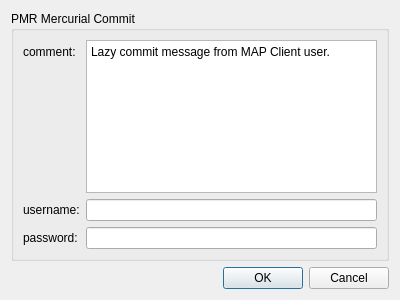
This is mapclient/tools/pmr/qt/pmrhgcommitdialog.ui in MusculoskeletalAtlasProject/mapclient-archived as Qt 5 draws it before an edit. The edited form follows.
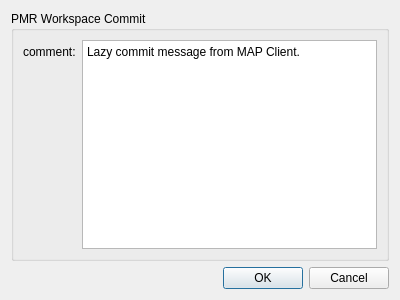
This is the edited form.

Commit message:
Removed username/password fields for commit dialog.
- No longer needed.

The edit to the form file:
```diff
--- a/mapclient/tools/pmr/qt/pmrhgcommitdialog.ui
+++ b/mapclient/tools/pmr/qt/pmrhgcommitdialog.ui
@@ -17,7 +17,7 @@
    <item>
     <widget class="QGroupBox" name="groupBox">
      <property name="title">
-      <string>PMR Mercurial Commit</string>
+      <string>PMR Workspace Commit</string>
      </property>
      <layout class="QFormLayout" name="formLayout">
       <property name="fieldGrowthPolicy">
@@ -36,37 +36,7 @@
       <item row="0" column="1">
        <widget class="QPlainTextEdit" name="commentTextEdit">
         <property name="plainText">
-         <string>Lazy commit message from MAP Client user.</string>
-        </property>
-       </widget>
-      </item>
-      <item row="1" column="0">
-       <widget class="QLabel" name="label">
-        <property name="text">
-         <string>username:</string>
-        </property>
-        <property name="buddy">
-         <cstring>usernameLineEdit</cstring>
-        </property>
-       </widget>
-      </item>
-      <item row="1" column="1">
-       <widget class="QLineEdit" name="usernameLineEdit"/>
-      </item>
-      <item row="2" column="0">
-       <widget class="QLabel" name="label_2">
-        <property name="text">
-         <string>password:</string>
-        </property>
-        <property name="buddy">
-         <cstring>passwordLineEdit</cstring>
-        </property>
-       </widget>
-      </item>
-      <item row="2" column="1">
-       <widget class="QLineEdit" name="passwordLineEdit">
-        <property name="echoMode">
-         <enum>QLineEdit::Password</enum>
+         <string>Lazy commit message from MAP Client.</string>
         </property>
        </widget>
       </item>
```
Left out of the diff: 4 changed lines with no effect on the pictures. The commit also changes 1 other file.
